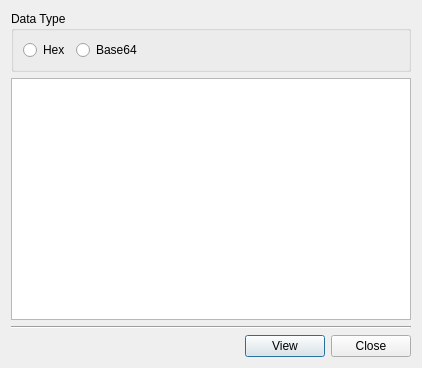
First picture: the form in BerEditor/insert_data_dlg.ui, repository jykim74/BerEditor, before the edit.
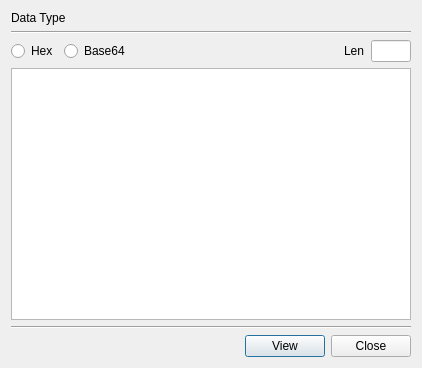
Second picture: the form after the edit.

Patch:
```diff
--- a/BerEditor/insert_data_dlg.ui
+++ b/BerEditor/insert_data_dlg.ui
@@ -14,7 +14,24 @@
    <string>Insert data</string>
   </property>
   <layout class="QGridLayout" name="gridLayout">
+   <item row="4" column="0">
+    <widget class="Line" name="line">
+     <property name="orientation">
+      <enum>Qt::Horizontal</enum>
+     </property>
+    </widget>
+   </item>
    <item row="3" column="0">
+    <widget class="QPlainTextEdit" name="mDataText">
+     <property name="minimumSize">
+      <size>
+       <width>400</width>
+       <height>200</height>
+      </size>
+     </property>
+    </widget>
+   </item>
+   <item row="5" column="0">
     <layout class="QGridLayout" name="gridLayout_2">
      <property name="topMargin">
       <number>0</number>
@@ -49,59 +66,74 @@
     </layout>
    </item>
    <item row="0" column="0">
-    <widget class="QGroupBox" name="groupBox">
-     <property name="minimumSize">
-      <size>
-       <width>0</width>
-       <height>60</height>
-      </size>
-     </property>
-     <property name="title">
+    <widget class="QLabel" name="label_2">
+     <property name="text">
       <string>Data Type</string>
      </property>
-     <layout class="QHBoxLayout" name="horizontalLayout">
-      <item>
-       <widget class="QRadioButton" name="mTypeHex">
-        <property name="text">
-         <string>Hex</string>
-        </property>
-       </widget>
-      </item>
-      <item>
-       <widget class="QRadioButton" name="mTypeBase64">
-        <property name="text">
-         <string>Base64</string>
-        </property>
-       </widget>
-      </item>
-      <item>
-       <spacer name="horizontalSpacer">
-        <property name="orientation">
-         <enum>Qt::Horizontal</enum>
-        </property>
-        <property name="sizeHint" stdset="0">
-         <size>
-          <width>40</width>
-          <height>20</height>
-         </size>
-        </property>
-       </spacer>
-      </item>
-     </layout>
-    </widget>
-   </item>
-   <item row="1" column="0">
-    <widget class="QPlainTextEdit" name="mTextData">
-     <property name="minimumSize">
-      <size>
-       <width>400</width>
-       <height>200</height>
-      </size>
-     </property>
     </widget>
    </item>
    <item row="2" column="0">
-    <widget class="Line" name="line">
+    <layout class="QGridLayout" name="gridLayout_3">
+     <property name="topMargin">
+      <number>0</number>
+     </property>
+     <item row="0" column="0">
+      <widget class="QRadioButton" name="mTypeHex">
+       <property name="text">
+        <string>Hex</string>
+       </property>
+      </widget>
+     </item>
+     <item row="0" column="4">
+      <widget class="QLineEdit" name="mDataLenText">
+       <property name="minimumSize">
+        <size>
+         <width>40</width>
+         <height>0</height>
+        </size>
+       </property>
+       <property name="maximumSize">
+        <size>
+         <width>40</width>
+         <height>16777215</height>
+        </size>
+       </property>
+       <property name="readOnly">
+        <bool>true</bool>
+       </property>
+      </widget>
+     </item>
+     <item row="0" column="2">
+      <spacer name="horizontalSpacer">
+       <property name="orientation">
+        <enum>Qt::Horizontal</enum>
+       </property>
+       <property name="sizeHint" stdset="0">
+        <size>
+         <width>40</width>
+         <height>20</height>
+        </size>
+       </property>
+      </spacer>
+     </item>
+     <item row="0" column="3">
+      <widget class="QLabel" name="label">
+       <property name="text">
+        <string>Len</string>
+       </property>
+      </widget>
+     </item>
+     <item row="0" column="1">
+      <widget class="QRadioButton" name="mTypeBase64">
+       <property name="text">
+        <string>Base64</string>
+       </property>
+      </widget>
+     </item>
+    </layout>
+   </item>
+   <item row="1" column="0">
+    <widget class="Line" name="line_2">
      <property name="orientation">
       <enum>Qt::Horizontal</enum>
      </property>
```
Left out of the diff: 4 changed lines with no effect on the pictures.
